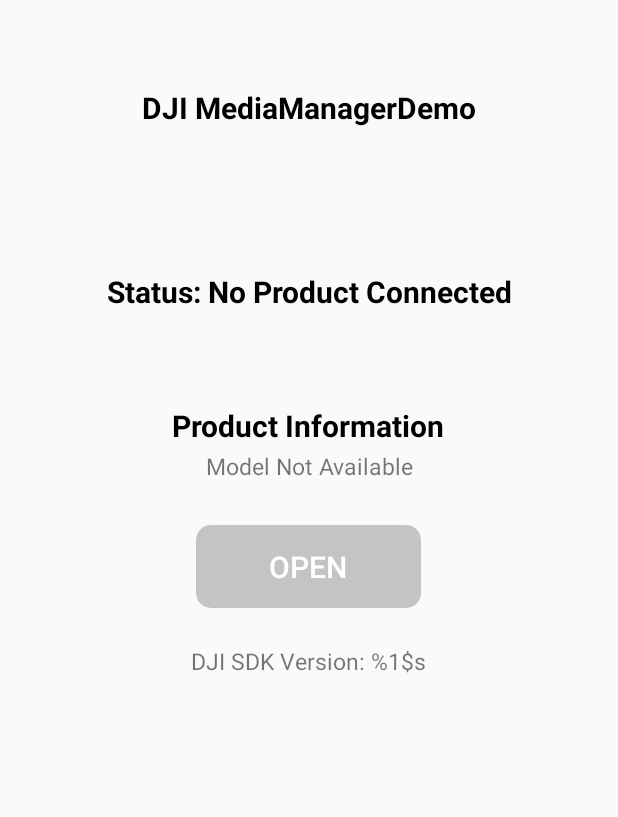
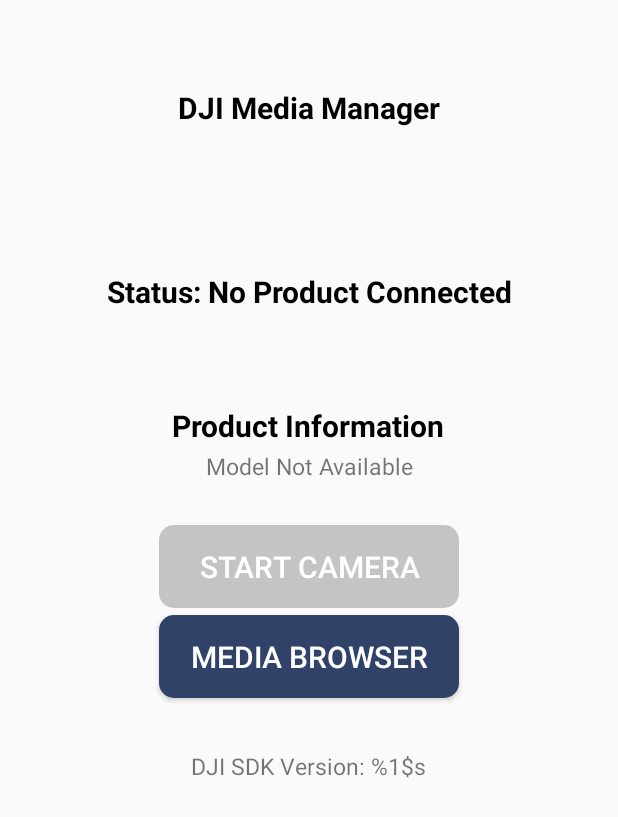
Before and after one commit to DJI-Mobile-SDK-Tutorials/Android-MediaManagerDemo, an Android app: the screen it shows after launch (ConnectionActivity), on a phone screen of 412 x 824 dp. Shown: the top 817 px of the screen. Run offline under Robolectric (Android 15) with nearby library versions, the phone set to English and light mode, and no system bars; libraries missing offline, so code that uses them is left out: com.secneo.sdk, dji.common.error, dji.common.useraccount, dji.common.util, dji.keysdk and 7 more; 5 statements that could not run were skipped.

Commit message:
Add "Media Browser" button on the Connection screen

```diff
--- a/MediaManagerDemo/app/src/main/AndroidManifest.xml
+++ b/MediaManagerDemo/app/src/main/AndroidManifest.xml
@@ -46,7 +46,7 @@
 
         <meta-data
             android:name="com.dji.sdk.API_KEY"
-            android:value="dbab1694be608b9ceb55db0c" />
+            android:value="4a2a96f6bfd392e854418219" />
 
         <!-- DJI SDK -->
         <activity
--- a/MediaManagerDemo/app/src/main/java/com/dji/mediaManagerDemo/ConnectionActivity.java
+++ b/MediaManagerDemo/app/src/main/java/com/dji/mediaManagerDemo/ConnectionActivity.java
@@ -50,6 +50,7 @@ public class ConnectionActivity extends Activity implements View.OnClickListener
     private TextView mVersionTv;
 
     private Button mBtnOpen;
+    private Button mBtnMediaBrowser;
     private static final String[] REQUIRED_PERMISSION_LIST = new String[]{
         Manifest.permission.VIBRATE,
         Manifest.permission.INTERNET,
@@ -240,6 +241,10 @@ public class ConnectionActivity extends Activity implements View.OnClickListener
         mBtnOpen.setOnClickListener(this);
         mBtnOpen.setEnabled(false);
 
+        mBtnMediaBrowser = (Button) findViewById(R.id.btn_browse_media);
+        mBtnMediaBrowser.setOnClickListener(this);
+        mBtnMediaBrowser.setEnabled(true);
+
     }
 
     protected BroadcastReceiver mReceiver = new BroadcastReceiver() {
@@ -300,6 +305,12 @@ public class ConnectionActivity extends Activity implements View.OnClickListener
 
             case R.id.btn_open: {
                 Intent intent = new Intent(this, DefaultLayoutActivity.class);
+                startActivity(intent);
+                break;
+            }
+            case R.id.btn_browse_media: {
+                Intent intent = new Intent(this, MainActivity.class);
+                showToast("You are browsing media files on the drone.");
                 startActivity(intent);
                 break;
             }
--- a/MediaManagerDemo/app/src/main/res/layout/activity_connection.xml
+++ b/MediaManagerDemo/app/src/main/res/layout/activity_connection.xml
@@ -43,12 +43,24 @@
 
     <Button
         android:id="@+id/btn_open"
-        android:layout_width="150dp"
+        android:layout_width="200dp"
         android:layout_height="55dp"
         android:layout_centerHorizontal="true"
         android:layout_marginTop="350dp"
         android:background="@drawable/round_btn"
-        android:text="Open"
+        android:text="Start Camera"
+        android:textColor="@color/colorWhite"
+        android:textSize="20dp"
+        />
+
+    <Button
+        android:id="@+id/btn_browse_media"
+        android:layout_width="200dp"
+        android:layout_height="55dp"
+        android:layout_centerHorizontal="true"
+        android:layout_marginTop="410dp"
+        android:background="@drawable/round_btn"
+        android:text="Media Browser"
         android:textColor="@color/colorWhite"
         android:textSize="20dp"
         />
@@ -57,7 +69,7 @@
         android:layout_width="wrap_content"
         android:layout_height="wrap_content"
         android:layout_centerHorizontal="true"
-        android:layout_marginTop="430dp"
+        android:layout_marginTop="500dp"
         android:text="@string/sdk_version"
         android:textSize="15dp"
         android:id="@+id/textView2" />
@@ -67,7 +79,7 @@
         android:layout_width="wrap_content"
         android:layout_height="wrap_content"
         android:layout_marginTop="58dp"
-        android:text="DJI MediaManagerDemo"
+        android:text="DJI Media Manager"
         android:textAppearance="?android:attr/textAppearanceSmall"
         android:textColor="@color/black_overlay"
         android:textSize="20dp"
```
